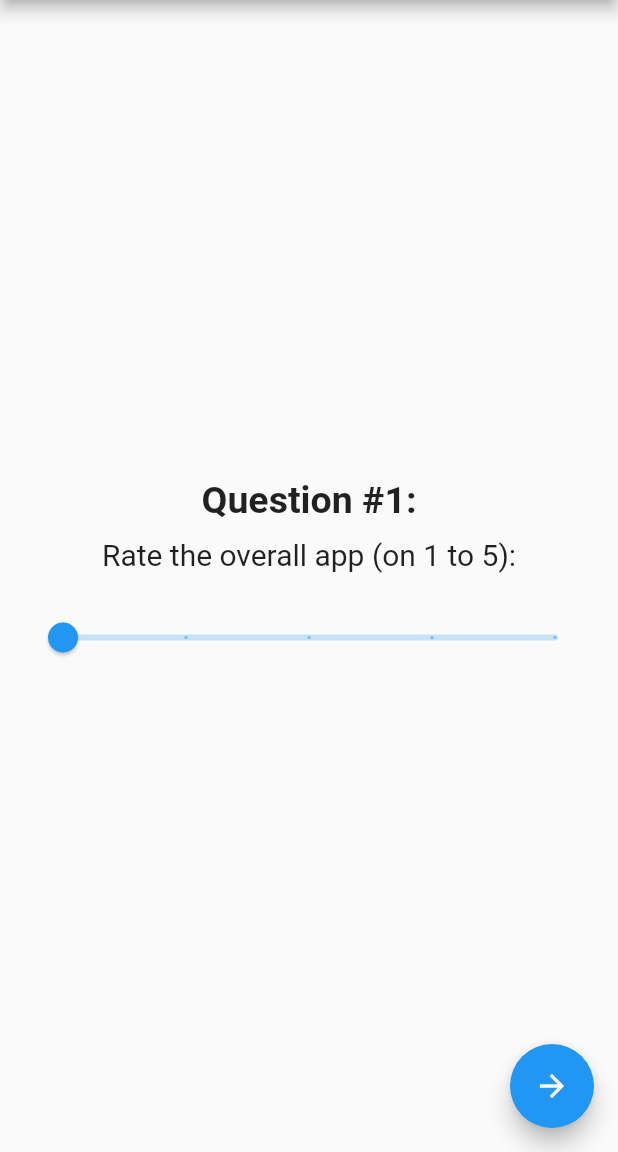
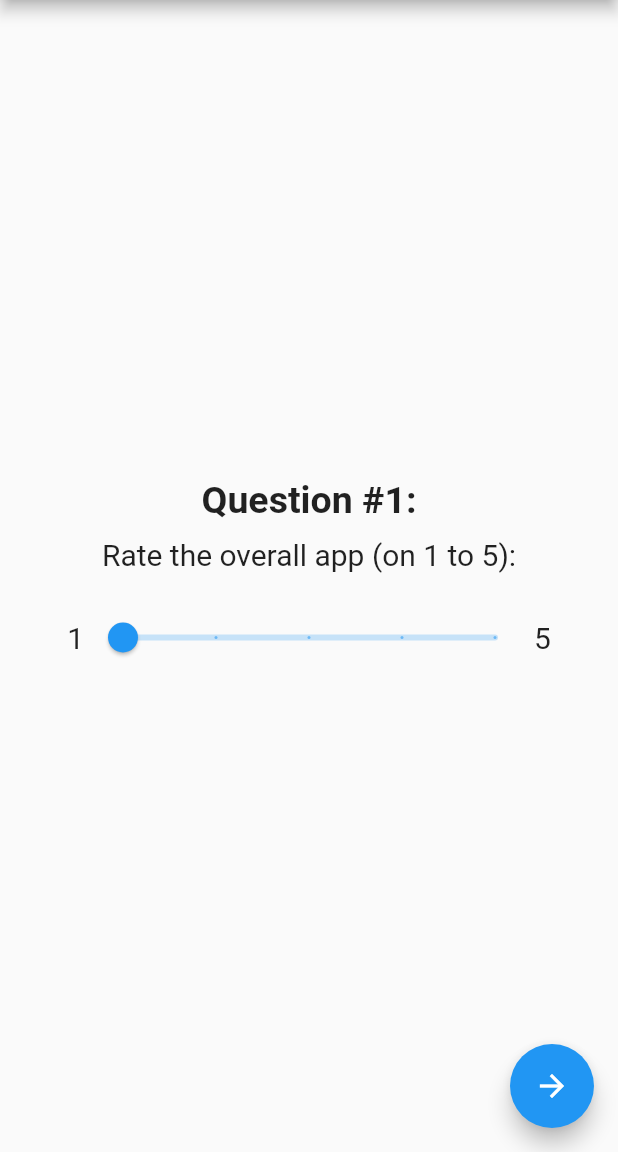
Before and after one commit to alphaNewrex/feedback_app, a Flutter app: the screen it shows after launch, on a phone screen of 412 x 824 dp, the part 84-1236 px from its top. Run offline on Flutter 3.47's test engine with Material 2 defaults, Android fonts, the phone set to English and light mode, and no system bars.

Commit message:
slider edits

```diff
--- a/lib/main.dart
+++ b/lib/main.dart
@@ -78,7 +78,16 @@ class _feedbackState extends State<feedback> {
                           SizedBox(
                             height: 20,
                           ),
-                          Slider(
+                          Row(
+                            mainAxisAlignment: MainAxisAlignment.center,
+                            children: [
+                              Text(
+                                '1',
+                                style: TextStyle(fontSize: 20.0),
+                              ),
+                              Container(
+                                width: 300.0,
+                                child: Slider(
                                   value: rating,
                                   min: 1,
                                   max: 5,
@@ -89,6 +98,13 @@ class _feedbackState extends State<feedback> {
                                       rating = newRating;
                                     });
                                   },
+                                ),
+                              ),
+                              Text(
+                                '5',
+                                style: TextStyle(fontSize: 20.0),
+                              ),
+                            ],
                           )
                         ],
                       ),
```
Lines whose indentation alone changed are shown as unchanged.
